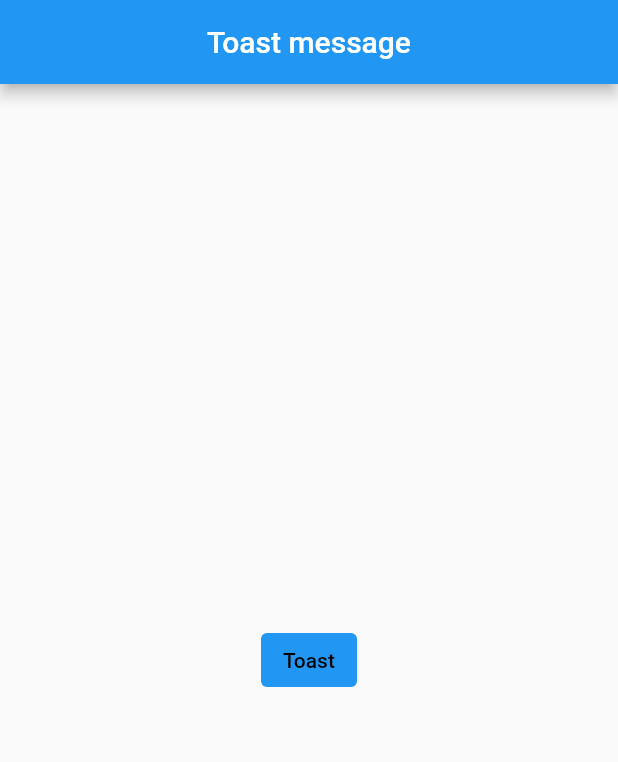
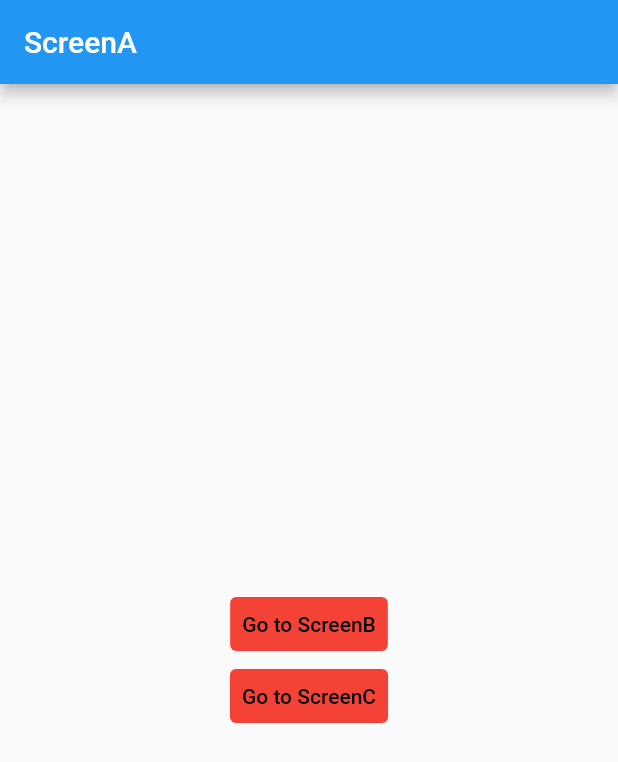
Before and after one commit to ekkk1126/flutter-study, a Flutter app: the screen it shows after launch, on a phone screen of 412 x 824 dp. Shown: the top 762 px of the screen. Run offline on Flutter 3.47's test engine with Material 2 defaults, Android fonts, the phone set to English and light mode, and no system bars.

Commit message:
mild1 end

```diff
--- /dev/null
+++ b/chef/basic/lib/ScreenA.dart
@@ -0,0 +1,41 @@
+import 'package:flutter/material.dart';
+
+class ScreenA extends StatelessWidget {
+  const ScreenA({super.key});
+
+  @override
+  Widget build(BuildContext context) {
+    return Scaffold(
+      appBar: AppBar(
+        title: const Text('ScreenA'),
+      ),
+      body: Center(
+        child: Column(
+          mainAxisAlignment: MainAxisAlignment.center,
+          children: [
+            TextButton(
+              onPressed: () {
+                Navigator.pushNamed(context, '/b');
+              },
+              style: TextButton.styleFrom(
+                backgroundColor: Colors.red,
+                foregroundColor: Colors.black,
+              ),
+              child: const Text('Go to ScreenB'),
+            ),
+            TextButton(
+              onPressed: () {
+                Navigator.pushNamed(context, '/c');
+              },
+              style: TextButton.styleFrom(
+                backgroundColor: Colors.red,
+                foregroundColor: Colors.black,
+              ),
+              child: const Text('Go to ScreenC'),
+            ),
+          ],
+        ),
+      ),
+    );
+  }
+}
--- /dev/null
+++ b/chef/basic/lib/ScreenB.dart
@@ -0,0 +1,19 @@
+import 'package:flutter/material.dart';
+
+class ScreenB extends StatelessWidget {
+  const ScreenB({super.key});
+
+  @override
+  Widget build(BuildContext context) {
+    return Scaffold(
+      appBar: AppBar(
+        title: const Text('ScreenB'),
+      ),
+      body: const Center(
+          child: Text(
+        'ScreenB',
+        style: TextStyle(fontSize: 24.0),
+      )),
+    );
+  }
+}
--- /dev/null
+++ b/chef/basic/lib/ScreenC.dart
@@ -0,0 +1,19 @@
+import 'package:flutter/material.dart';
+
+class ScreenC extends StatelessWidget {
+  const ScreenC({super.key});
+
+  @override
+  Widget build(BuildContext context) {
+    return Scaffold(
+      appBar: AppBar(
+        title: const Text('ScreenC'),
+      ),
+      body: const Center(
+          child: Text(
+        'ScreenC',
+        style: TextStyle(fontSize: 24.0),
+      )),
+    );
+  }
+}
--- a/chef/basic/lib/main.dart
+++ b/chef/basic/lib/main.dart
@@ -1,5 +1,7 @@
+import 'package:basic/ScreenB.dart';
+import 'package:basic/ScreenC.dart';
 import 'package:flutter/material.dart';
-import 'package:fluttertoast/fluttertoast.dart';
+import 'ScreenA.dart';
 
 void main() => runApp(const MyApp());
 
@@ -8,50 +10,14 @@
 
   @override
   Widget build(BuildContext context) {
-    return const MaterialApp(
+    return MaterialApp(
       debugShowCheckedModeBanner: false,
-      title: 'Toast',
-      home: MyPage(),
+      initialRoute: '/',
+      routes: {
+        '/': (context) => const ScreenA(),
+        '/b': (context) => const ScreenB(),
+        '/c': (context) => const ScreenC(),
+      },
     );
   }
 }
-
-class MyPage extends StatelessWidget {
-  const MyPage({super.key});
-
-  @override
-  Widget build(BuildContext context) {
-    return Scaffold(
-      appBar: AppBar(
-        title: const Text('Toast message'),
-        backgroundColor: Colors.blue,
-        centerTitle: true,
-      ),
-      body: Center(
-        child: TextButton(
-          onPressed: () {
-            flutterToast();
-          },
-          style: ButtonStyle(
-            backgroundColor: MaterialStateProperty.all(Colors.blue),
-          ),
-          child: const Text(
-            'Toast',
-            style: TextStyle(color: Colors.black),
-          ),
-        ),
-      ),
-    );
-  }
-}
-
-void flutterToast() {
-  Fluttertoast.showToast(
-    msg: 'Flt',
-    gravity: ToastGravity.BOTTOM,
-    backgroundColor: Colors.redAccent,
-    fontSize: 20.0,
-    textColor: Colors.white,
-    toastLength: Toast.LENGTH_SHORT,
-  );
-}
```
